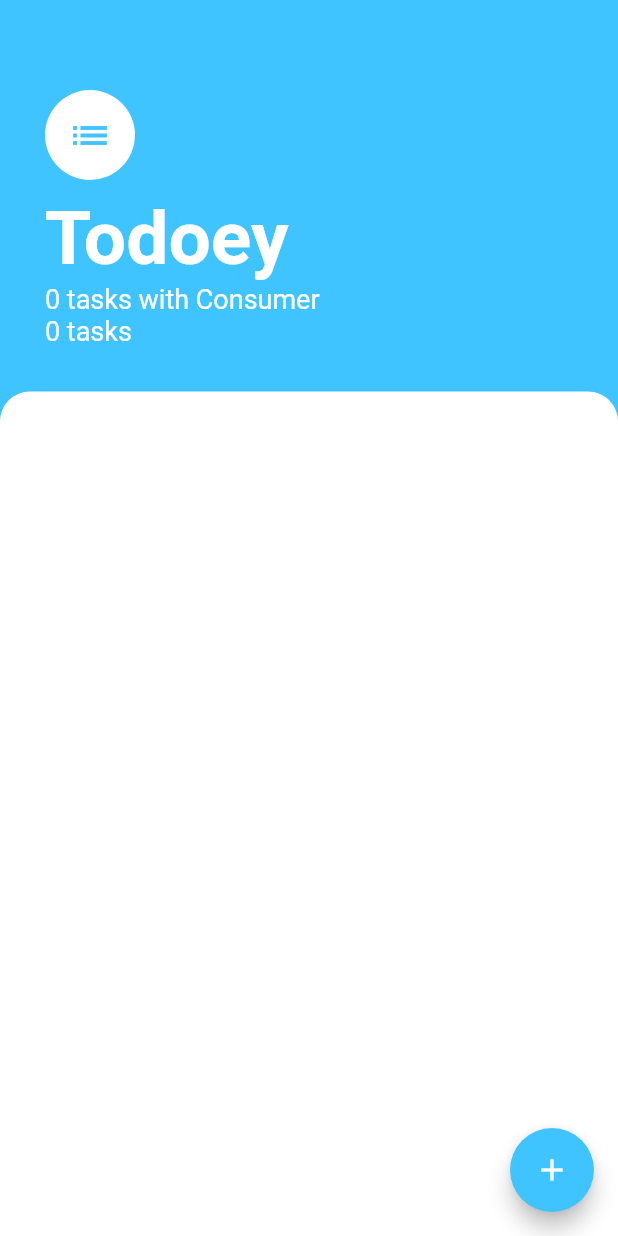
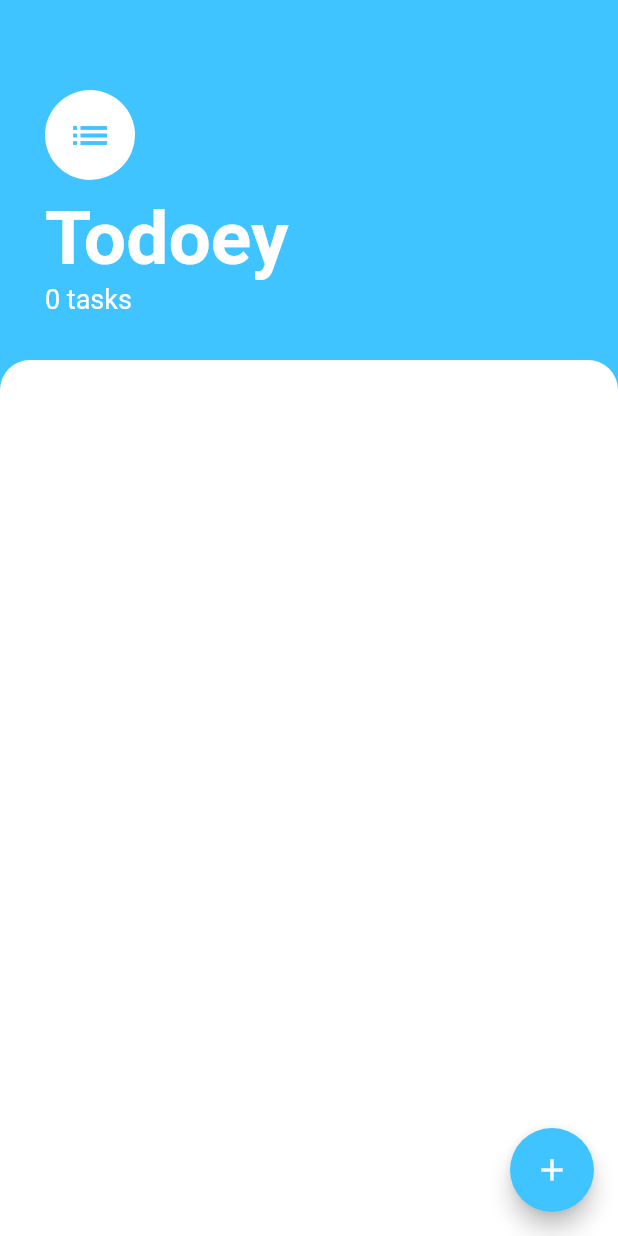
Before and after one commit to lutang123/todoey, a Flutter app: the screen it shows after launch, on a phone screen of 412 x 824 dp. Run offline on Flutter 3.47's test engine with Material 2 defaults, Android fonts, the phone set to English and light mode, and no system bars.

Commit message:
removed notes

```diff
--- a/lib/screen/task_screen.dart
+++ b/lib/screen/task_screen.dart
@@ -64,15 +64,15 @@ class TasksScreen extends StatelessWidget {
                 // doesn’t change when the model changes, you can construct it
                 // once and get it through the builder.
                 //this one will rebuild Text widget, which may not necessary
-                Consumer<TaskData>(
-                  builder: (context, taskData, child) => Text(
-                    '${taskData.taskList.length} tasks with Consumer',
-                    style: TextStyle(
-                      color: Colors.white,
-                      fontSize: 18,
-                    ),
-                  ),
-                ),
+//                Consumer<TaskData>(
+//                  builder: (context, taskData, child) => Text(
+//                    '${taskData.taskList.length} tasks with Consumer',
+//                    style: TextStyle(
+//                      color: Colors.white,
+//                      fontSize: 18,
+//                    ),
+//                  ),
+//                ),
 
                 //same as above but shorter, so what are the difference?
                 //see this:
```
